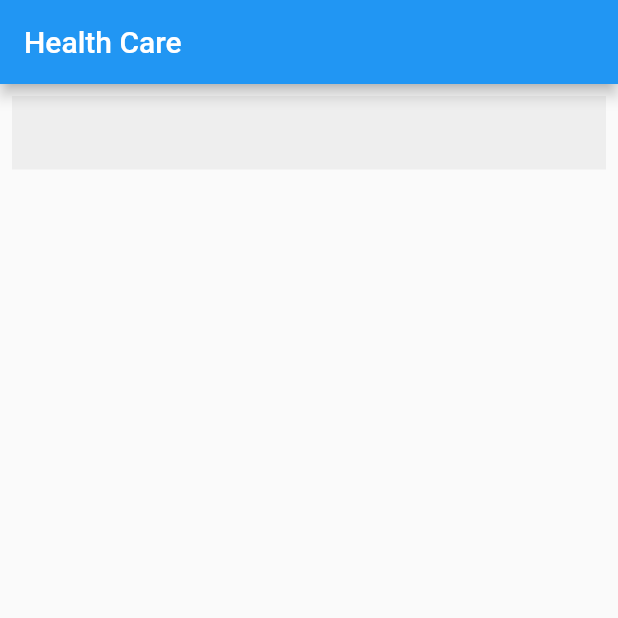
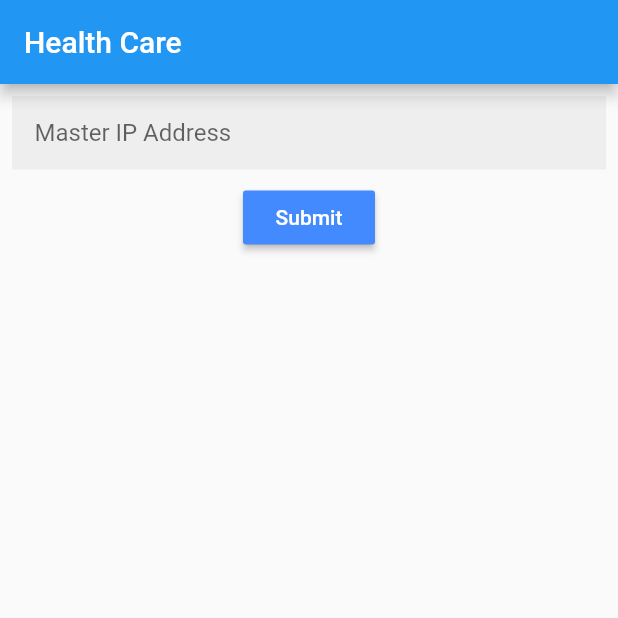
Before and after one commit to GayanathBuddhika/HealthCareApp, a Flutter app: the screen it shows after launch, on a phone screen of 412 x 824 dp, the top half of it. Run offline on Flutter 3.47's test engine with Material 2 defaults, Android fonts, the phone set to English and light mode, and no system bars; our stand-ins replace matcher.

Commit message:
add Submit button

```diff
--- a/lib/main.dart
+++ b/lib/main.dart
@@ -39,10 +39,26 @@ class _HealtFormState extends State<HealtForm> {
           Container(
             alignment: Alignment.topCenter,
             width: mediaWidth,
-            child: MyCustomFormField()
+            child: MyCustomFormField(
+              hintText: "Master IP Address",
+              isIp: true,
+            ),
+          ),
+          RaisedButton(
+            color: Colors.blueAccent,
+            child: Text(
+              'Submit',
+              style: TextStyle(
+                color: Colors.white
+              ),
+            ),
+            onPressed: (){
+              print('submit');
+            },
           )
         ],
       ),
+
     );
   }
 }
@@ -51,10 +67,12 @@ class MyCustomFormField extends StatelessWidget {
   final String hintText;
   final Function validator;
   final Function onSaved;
+  final bool isIp;
   MyCustomFormField({
     this.hintText,
     this.validator,
     this.onSaved,
+    this.isIp= false,
    });
   @override
   Widget build(BuildContext context) {
@@ -68,6 +86,9 @@ class MyCustomFormField extends StatelessWidget {
           filled: true,
           fillColor: Colors.grey[200]
         ),
+        validator: validator,
+        onSaved: onSaved,
+        keyboardType: isIp ? TextInputType.number : TextInputType.text,
       ),
     );
   }
```
